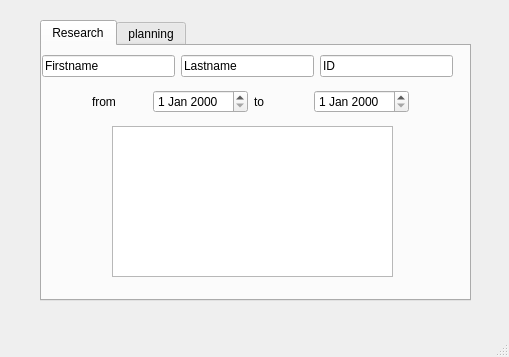
Qt form mainwindow.ui (mariamko25/ProjetQT) before a commit.
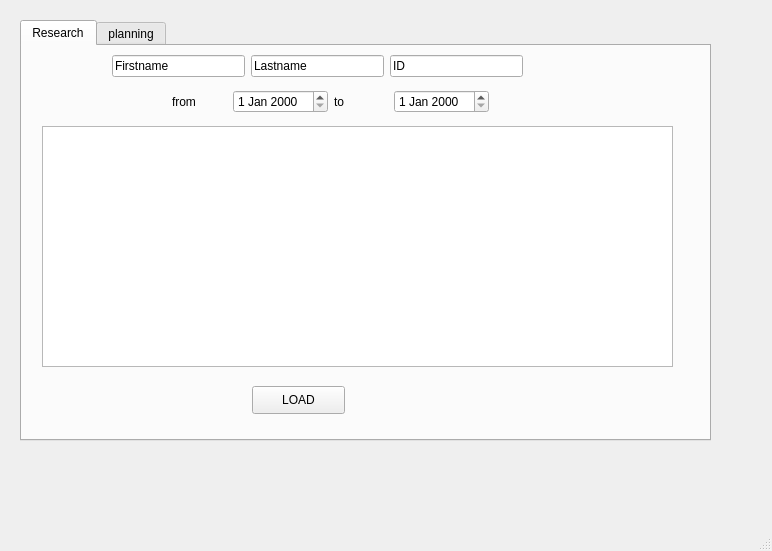
The same form after that commit.

The edit to the form file:
```diff
--- a/mainwindow.ui
+++ b/mainwindow.ui
@@ -6,8 +6,8 @@
    <rect>
     <x>0</x>
     <y>0</y>
-    <width>509</width>
-    <height>357</height>
+    <width>772</width>
+    <height>551</height>
    </rect>
   </property>
   <property name="windowTitle">
@@ -17,10 +17,10 @@
    <widget class="QWidget" name="gridLayoutWidget">
     <property name="geometry">
      <rect>
-      <x>40</x>
+      <x>20</x>
       <y>20</y>
-      <width>431</width>
-      <height>281</height>
+      <width>691</width>
+      <height>421</height>
      </rect>
     </property>
     <layout class="QGridLayout" name="gridLayout">
@@ -36,7 +36,7 @@
         <widget class="QWidget" name="horizontalLayoutWidget">
          <property name="geometry">
           <rect>
-           <x>0</x>
+           <x>90</x>
            <y>0</y>
            <width>411</width>
            <height>41</height>
@@ -69,7 +69,7 @@
         <widget class="QWidget" name="horizontalLayoutWidget_2">
          <property name="geometry">
           <rect>
-           <x>50</x>
+           <x>150</x>
            <y>40</y>
            <width>317</width>
            <height>31</height>
@@ -101,13 +101,26 @@
         <widget class="QTableView" name="tableView">
          <property name="geometry">
           <rect>
-           <x>70</x>
+           <x>20</x>
            <y>80</y>
-           <width>281</width>
-           <height>151</height>
+           <width>631</width>
+           <height>241</height>
           </rect>
          </property>
         </widget>
+        <widget class="QPushButton" name="Btn_Load">
+         <property name="geometry">
+          <rect>
+           <x>230</x>
+           <y>340</y>
+           <width>93</width>
+           <height>28</height>
+          </rect>
+         </property>
+         <property name="text">
+          <string>LOAD</string>
+         </property>
+        </widget>
        </widget>
        <widget class="QWidget" name="planning">
         <attribute name="title">
```
Left out of the diff: 2 changed lines with no effect on the pictures.
